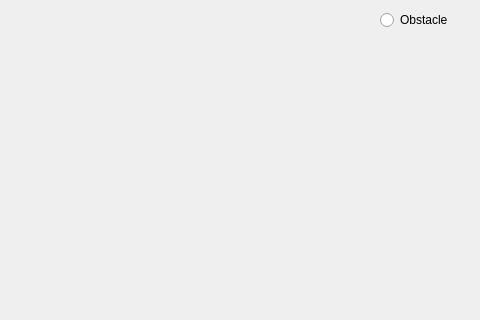
Above: LIDAR/environment_test/editmapwindow.ui from madmilla/THO78-Roborescue before the change; both pictures show x 160 to 640 and y 0 to 320 of the 640 by 480 pixel window. Below: the same form after it.
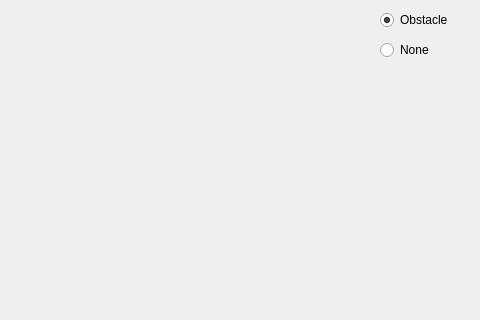
That is the form after the change.

Patch:
```diff
--- a/LIDAR/environment_test/editmapwindow.ui
+++ b/LIDAR/environment_test/editmapwindow.ui
@@ -38,6 +38,22 @@
    <property name="text">
     <string>Obstacle</string>
    </property>
+   <property name="checked">
+    <bool>true</bool>
+   </property>
+  </widget>
+  <widget class="QRadioButton" name="noneButton">
+   <property name="geometry">
+    <rect>
+     <x>540</x>
+     <y>40</y>
+     <width>102</width>
+     <height>20</height>
+    </rect>
+   </property>
+   <property name="text">
+    <string>None</string>
+   </property>
   </widget>
  </widget>
  <resources/>
```
